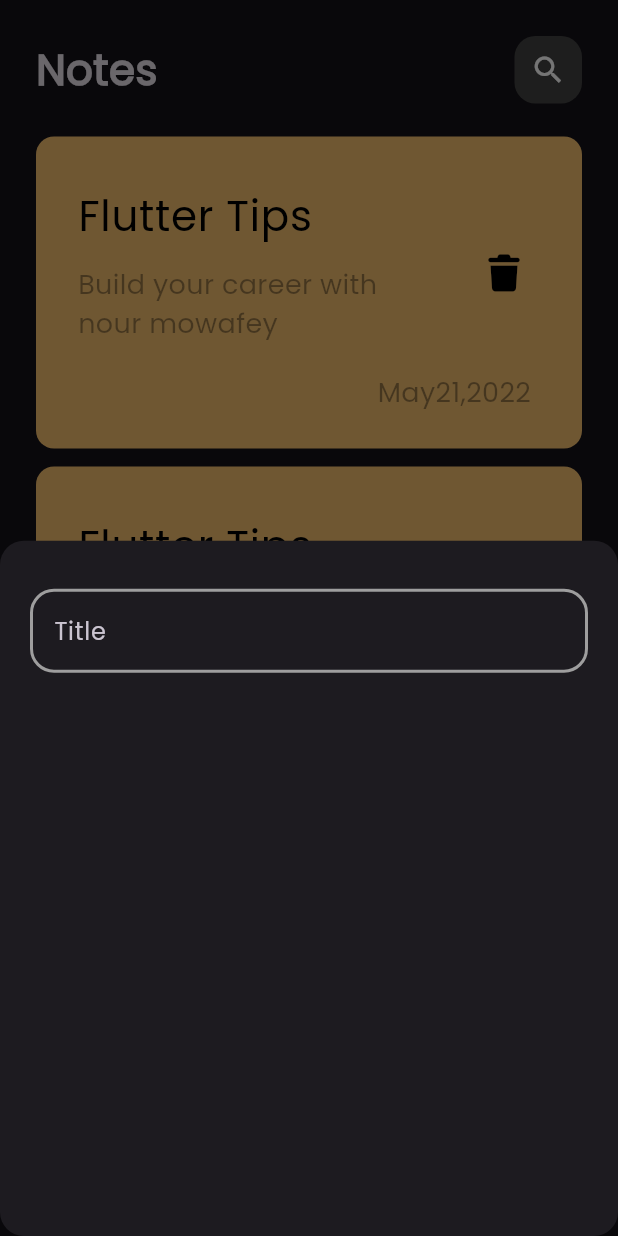
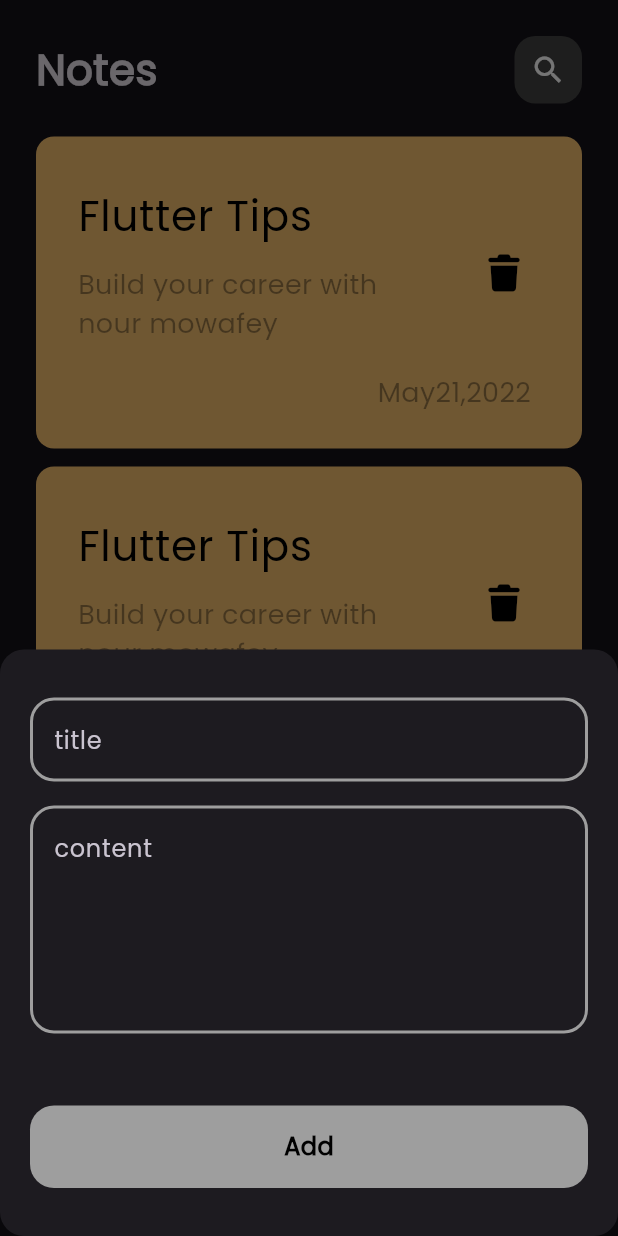
Before and after one commit to NOUR-MOWAFEY/notes_app, a Flutter app: the screen it shows after launch, after a tap on the "add" icon, on a phone screen of 412 x 824 dp. Run offline on Flutter 3.47's test engine with Material 3 defaults, Android fonts, the phone set to English and light mode, and no system bars; our stand-ins replace font_awesome_flutter.

Commit message:
create custom button

```diff
--- a/lib/widgets/add_note_bottom_sheet.dart
+++ b/lib/widgets/add_note_bottom_sheet.dart
@@ -1,4 +1,5 @@
 import 'package:flutter/material.dart';
+import 'package:notes_app/widgets/custom_button.dart';
 import 'package:notes_app/widgets/custom_text_field.dart';
 
 class AddNoteBottomSheet extends StatelessWidget {
@@ -6,9 +7,19 @@ class AddNoteBottomSheet extends StatelessWidget {
 
   @override
   Widget build(BuildContext context) {
-    return Container(
-      padding: EdgeInsets.symmetric(vertical: 32, horizontal: 20),
-      child: Column(children: [CustomTextField()]),
+    return SingleChildScrollView(
+      child: Container(
+        padding: EdgeInsets.symmetric(vertical: 32, horizontal: 20),
+        child: Column(
+          children: [
+            CustomTextField(hintText: 'title'),
+            SizedBox(height: 16),
+            CustomTextField(hintText: 'content', maxLines: 5),
+            SizedBox(height: 48),
+            CustomButton(),
+          ],
+        ),
+      ),
     );
   }
 }
--- /dev/null
+++ b/lib/widgets/custom_button.dart
@@ -0,0 +1,27 @@
+import 'package:flutter/material.dart';
+
+class CustomButton extends StatelessWidget {
+  const CustomButton({super.key});
+
+  @override
+  Widget build(BuildContext context) {
+    return Container(
+      width: MediaQuery.of(context).size.width,
+      height: 55,
+      decoration: BoxDecoration(
+        color: Colors.grey,
+        borderRadius: BorderRadius.circular(16),
+      ),
+      child: Center(
+        child: Text(
+          'Add',
+          style: TextStyle(
+            color: Colors.black,
+            fontWeight: FontWeight.bold,
+            fontSize: 16,
+          ),
+        ),
+      ),
+    );
+  }
+}
--- a/lib/widgets/custom_text_field.dart
+++ b/lib/widgets/custom_text_field.dart
@@ -1,15 +1,18 @@
 import 'package:flutter/material.dart';
 
 class CustomTextField extends StatelessWidget {
-  const CustomTextField({super.key});
+  const CustomTextField({super.key, required this.hintText, this.maxLines = 1});
+
+  final String hintText;
+  final int maxLines;
 
   @override
   Widget build(BuildContext context) {
     return TextField(
       cursorColor: Colors.white,
-
+      maxLines: maxLines,
       decoration: InputDecoration(
-        hintText: 'Title',
+        hintText: hintText,
         border: customBorder(),
         enabledBorder: customBorder(),
         focusedBorder: customBorder(color: Colors.white),
```
